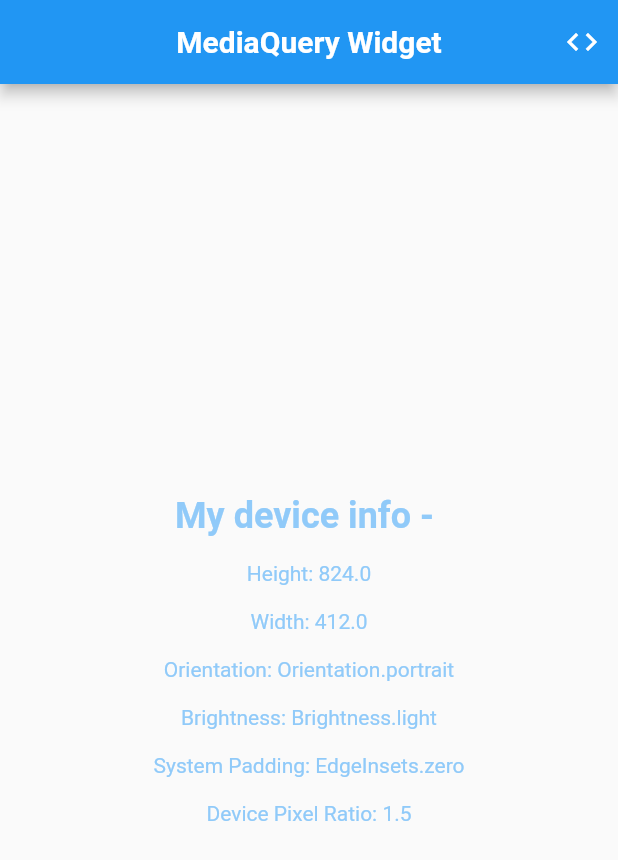
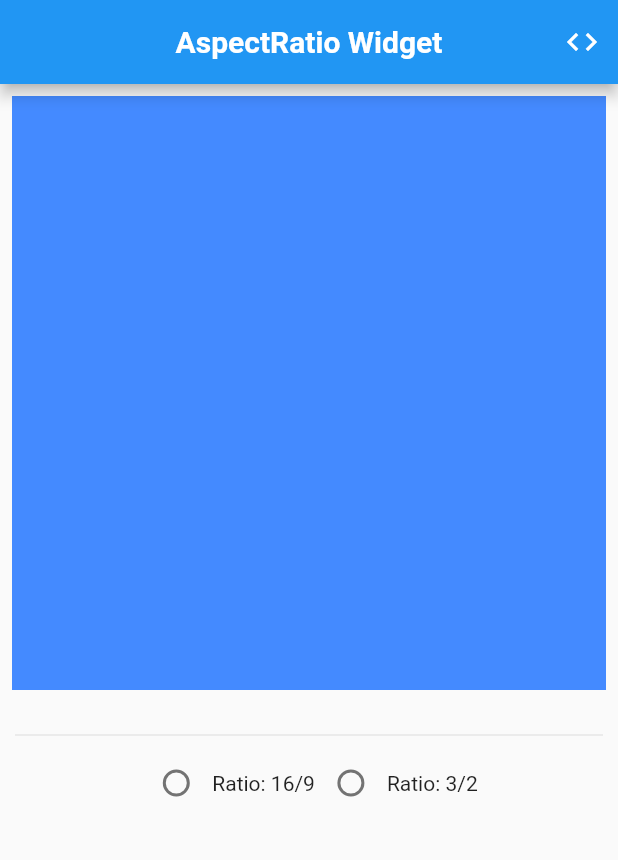
Before and after one commit to MV1998/flutter_cheat_sheet_app, a Flutter app: the screen it shows after launch, on a phone screen of 412 x 824 dp. Shown: the top 860 px of the screen. Run offline on Flutter 3.47's test engine with Material 2 defaults, Android fonts, the phone set to English and light mode, and no system bars; our stand-ins replace signature, transparent_image.

Commit message:
aspect ratio.

```diff
--- /dev/null
+++ b/lib/flutter_widgets/aspect_ratio.dart
@@ -0,0 +1,107 @@
+import 'package:flutter/material.dart';
+
+class AspectRatioWidget extends StatefulWidget {
+  @override
+  _AspectRatioWidgetState createState() => _AspectRatioWidgetState();
+}
+
+class _AspectRatioWidgetState extends State<AspectRatioWidget> {
+  double aspectRatio = 1 / 1;
+  double aspectRatio1 = 16 / 9;
+  double aspectRatio2 = 3 / 2;
+
+  @override
+  void initState() {
+    super.initState();
+  }
+
+  @override
+  Widget build(BuildContext context) {
+    return Scaffold(
+        appBar: AppBar(
+          centerTitle: true,
+          title: Text(
+            'AspectRatio Widget',
+            style: TextStyle(
+              fontSize: 20.0,
+              fontWeight: FontWeight.bold,
+            ),
+          ),
+          actions: <Widget>[
+            IconButton(icon: Icon(Icons.code), onPressed: () {})
+          ],
+        ),
+        body: Column(
+          children: <Widget>[
+            Padding(
+              padding: const EdgeInsets.all(8.0),
+
+              /// Aspect Ratio widget sizes itself freely
+              /// depending on available space
+              child: AspectRatio(
+                aspectRatio: aspectRatio,
+                child: Container(
+                  color: Colors.blueAccent,
+                ),
+              ),
+            ),
+            divider(context),
+            Container(
+              margin: EdgeInsets.only(left: 12, right: 12),
+              child: Wrap(
+                children: <Widget>[
+                  _OptionItem(aspectRatio1, aspectRatio, _onRatioChanged,
+                      'Ratio: 16/9'),
+                  _OptionItem(
+                      aspectRatio2, aspectRatio, _onRatioChanged, 'Ratio: 3/2'),
+                ],
+              ),
+            )
+          ],
+        ));
+  }
+
+  _onRatioChanged(double ratio) => setState(() {
+    aspectRatio = ratio;
+  });
+}
+
+class _OptionItem<T> extends StatelessWidget {
+  const _OptionItem(this.value, this.groupValue, this.onChanged, this.title);
+
+  final String title;
+  final T value;
+  final T groupValue;
+  final ValueChanged<T> onChanged;
+
+  @override
+  Widget build(BuildContext context) {
+    return Row(
+      mainAxisSize: MainAxisSize.min,
+      mainAxisAlignment: MainAxisAlignment.center,
+      children: <Widget>[
+        Radio<T>(
+            value: value,
+            groupValue: groupValue,
+            activeColor: Colors.lightBlue,
+            onChanged: onChanged),
+        GestureDetector(
+          onTap: () {
+            onChanged(value);
+          },
+          child: Text(
+            title,
+            style: TextStyle(
+              fontSize: 14.0,
+            ),
+          ),
+        ),
+      ],
+    );
+  }
+}
+
+Container divider(BuildContext context) => Container(
+  child: Divider(),
+  margin: EdgeInsets.only(left: 10, right: 10, top: 14),
+);
--- a/lib/main.dart
+++ b/lib/main.dart
@@ -1,6 +1,9 @@
 import 'package:flutter/cupertino.dart';
 import 'package:flutter/material.dart';
+import 'package:fluttercheatsheetapp/flutter_widgets/animated_icon.dart';
+import 'package:fluttercheatsheetapp/flutter_widgets/aspect_ratio.dart';
 import 'package:fluttercheatsheetapp/flutter_widgets/media_query.dart';
+import 'package:fluttercheatsheetapp/flutter_widgets/spacer.dart';
 
 import 'flutter_widgets/hero2.dart';
 
@@ -21,7 +24,7 @@ class _MyAppState extends State<MyApp> {
         'hero2': (context) => Hero2Widget(),
       },
       title: 'Widget',
-      home: MediaQueryWidget(),
+      home: AspectRatioWidget(),
     );
   }
 }
```
Also changed, not shown: lib/flutter_widgets/animated_icon.dart (added, +197 -0 lines), lib/flutter_widgets/spacer.dart (added, +117 -0 lines).
